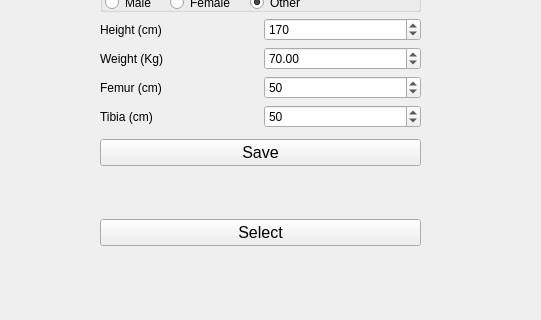
Old version of the form src/gui_pkg/include/gui_pkg/select_user_form.ui in the repository cristianbass01/GUI_robotic_exoskeleton; both pictures show x 0 to 541 and y 187 to 507 of the 541 by 507 pixel window.
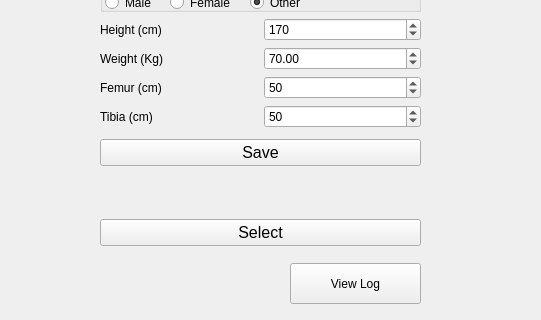
New version of the form.

Commit message: Inizio LogView

What changed in the file:
```diff
--- a/src/gui_pkg/include/gui_pkg/select_user_form.ui
+++ b/src/gui_pkg/include/gui_pkg/select_user_form.ui
@@ -339,6 +339,19 @@
     </item>
    </layout>
   </widget>
+  <widget class="QPushButton" name="BT_viewLog">
+   <property name="geometry">
+    <rect>
+     <x>290</x>
+     <y>450</y>
+     <width>131</width>
+     <height>41</height>
+    </rect>
+   </property>
+   <property name="text">
+    <string>View Log</string>
+   </property>
+  </widget>
  </widget>
  <tabstops>
   <tabstop>CB_selectUser</tabstop>
```
The commit also changes 5 other files.
